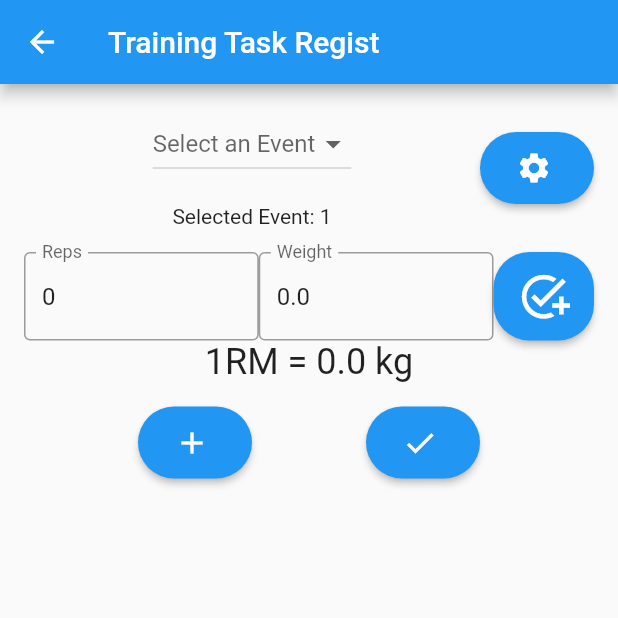
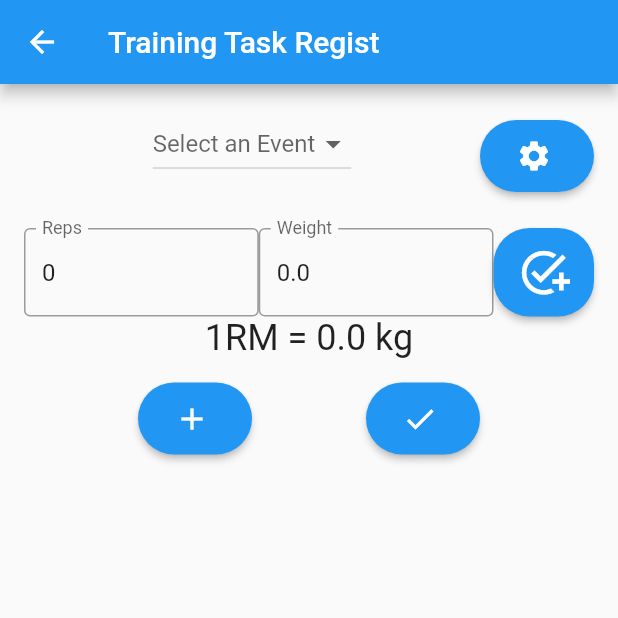
Before and after one commit to NaitoFumi/atlas, a Flutter app: the screen it shows after launch, after a tap on the "add task" icon, on a phone screen of 412 x 824 dp, the top half of it. Run offline on Flutter 3.47's test engine with Material 2 defaults, Android fonts, the phone set to English and light mode, and no system bars; our stand-ins replace flutter_riverpod, hooks_riverpod, logger, sqflite, table_calendar; missing offline and left inert: dart:ffi; accounts and stored records are empty.

Commit message:
fix update trainingTask
Because the event update process was not included

```diff
--- a/lib/main.dart
+++ b/lib/main.dart
@@ -90,6 +90,7 @@ class _CalendarScreenState extends State<CalendarScreen> {
       ),
     );
     isFirstLogin = false;
+    loadEvent(dbHelper,_focusedDay);
   }
 
   @override
--- a/lib/trainingRegistWidget.dart
+++ b/lib/trainingRegistWidget.dart
@@ -99,7 +99,6 @@ class _TrainingRegistWidgetState extends ConsumerState<TrainingRegistWidget> {
       paramTaskId = widget.task!.id;
       _getTrainingSetList(paramTaskId);
       selectedEvent = widget.task!.eventId;
-      logger.d(_items);
     }
     else {
       WidgetsBinding.instance.addPostFrameCallback((_) {
@@ -142,7 +141,6 @@ class _TrainingRegistWidgetState extends ConsumerState<TrainingRegistWidget> {
               scrollDirection: Axis.vertical,
               shrinkWrap: true,
               itemBuilder: (BuildContext context, int index){
-                logger.d(_items);
                 return _items[index].widget;
               },
               itemCount: _items.length,
--- a/lib/traningTaskScreen.dart
+++ b/lib/traningTaskScreen.dart
@@ -121,6 +121,7 @@ class _TrainingTaskScreenState extends State<TrainingTaskScreen> {
   }
 
   List<TrainingTaskItem> tasks = [];
+
   void _loadTasks() async {
     Map _taskList = {};
     _taskList = await loadTrainigTasks(dbHelper, widget.paramDate, widget.paramDate);
@@ -172,46 +173,37 @@ class _TrainingTaskScreenState extends State<TrainingTaskScreen> {
         padding: const EdgeInsets.all(16.0),
         child: Column(
           children: <Widget>[
-            // Expanded(
-              // child: Row(
             Row(
               mainAxisAlignment: MainAxisAlignment.center,
               children: <Widget>[
                 Expanded(
                   child: TextFormField(
-                      controller: _bodyWeightTextController,
-                      keyboardType: TextInputType.number,
-                      inputFormatters: <TextInputFormatter>[
-                        FilteringTextInputFormatter.digitsOnly // Only numbers can be entered
-                      ],
-                      decoration: const InputDecoration(
-                        hintText: 'Enter a number',
-                        border: OutlineInputBorder(),
-                        labelText: "Body Weight",
-                        suffix: Text('kg'),
+                    controller:      _bodyWeightTextController,
+                    keyboardType:    TextInputType.number,
+                    inputFormatters: <TextInputFormatter>[FilteringTextInputFormatter.digitsOnly],
+                    decoration:      const InputDecoration(
+                      hintText:      'Enter a number',
+                      border:        OutlineInputBorder(),
+                      labelText:     "Body Weight",
+                      suffix:        Text('kg'),
                     ),
                   ),
                 ),
                 Expanded(
                   child: TextFormField(
-                      controller: _bfpTextController,
-                      keyboardType: TextInputType.number,
-                      inputFormatters: <TextInputFormatter>[
-                        FilteringTextInputFormatter.digitsOnly // Only numbers can be entered
-                      ],
-                      decoration: const InputDecoration(
-                        hintText: 'Enter a number',
-                        border: OutlineInputBorder(),
-                        labelText: "Body Fat Percentage",
-                        suffix: Text('%'),
+                    controller:      _bfpTextController,
+                    keyboardType:    TextInputType.number,
+                    inputFormatters: <TextInputFormatter>[FilteringTextInputFormatter.digitsOnly],
+                    decoration:      const InputDecoration(
+                      hintText:      'Enter a number',
+                      border:        OutlineInputBorder(),
+                      labelText:     "Body Fat Percentage",
+                      suffix:        Text('%'),
                     ),
                   ),
                 ),
               ],
             ),
-            // ),
-            // Expanded(
-              // child: Row(
             Row(
               children: [
                 Expanded(
@@ -220,9 +212,10 @@ class _TrainingTaskScreenState extends State<TrainingTaskScreen> {
                     shrinkWrap: true,
                     itemBuilder: (BuildContext context, int index){
                       return TrainingTaskList(
-                          trainingTaskItem:tasks[index],
-                          bodyWeight: _newData.bodyWeight,
-                          paramDate: widget.paramDate,
+                        trainingTaskItem: tasks[index],
+                        bodyWeight:       _newData.bodyWeight,
+                        paramDate:        widget.paramDate,
+                        callBackFunc:     _loadTasks,
                       );
                     },
                     itemCount: tasks.length,
@@ -230,7 +223,6 @@ class _TrainingTaskScreenState extends State<TrainingTaskScreen> {
                 ),
               ],
             ),
-            // ),
           ],
         ),
       ),
--- a/lib/utilWidget.dart
+++ b/lib/utilWidget.dart
@@ -17,6 +17,7 @@ class TrainingTaskList extends StatefulWidget {
   final TrainingTaskItem trainingTaskItem;
   final double bodyWeight;
   final DateTime paramDate;
+  final Function() callBackFunc;
 
   TrainingTaskList(
     {
@@ -24,6 +25,7 @@ class TrainingTaskList extends StatefulWidget {
       required this.trainingTaskItem,
       required this.bodyWeight,
       required this.paramDate,
+      required this.callBackFunc,
     }
   );
 
@@ -38,8 +40,8 @@ class _TrainingTaskList extends State<TrainingTaskList> {
     ListTile(
       leading: Icon(Icons.add_a_photo),
       title: Text("${widget.trainingTaskItem.eventName}"),
-      onTap: (){
-        Navigator.push(
+      onTap: () async {
+        await Navigator.push(
           context,
           MaterialPageRoute(
             builder: (context) => TrainingRegistWidget(
@@ -50,6 +52,7 @@ class _TrainingTaskList extends State<TrainingTaskList> {
             )
           ),
         );
+        widget.callBackFunc();
       },
     )
     ;
@@ -183,8 +186,6 @@ class TrainingSetFormTextWidgetState extends ConsumerState<TrainingSetFormTextWi
 
   @override
   Widget build(BuildContext context) {
-    // logger.d(widget.weight);
-    // logger.d(widget.reps);
     return
     Column(
       children: <Widget>[
@@ -209,7 +210,7 @@ class TrainingSetFormTextWidgetState extends ConsumerState<TrainingSetFormTextWi
             )
           ]
         ),
-        Column( //rm
+        Column(
           children: [
             Text(
               '1RM = ${rm.toStringAsFixed(1)} kg',
@@ -442,15 +443,13 @@ class EventsMenu extends ConsumerStatefulWidget {
 
   final TrainingDatabase dbHelper;
   final StateNotifierProvider<EventSelectStateController, EventSelectState> provider;
-  // final List<Event> events;
-  int selectedEvent = 1;
+  final int selectedEvent;
 
   EventsMenu(
     {
       Key? key,
       required this.dbHelper,
       required this.provider,
-      // required this.events,
       required this.selectedEvent,
     }
   );
@@ -484,7 +483,6 @@ class EventsMenuState extends ConsumerState<EventsMenu> {
       events = _events;
       Event _event = Event(id: 0, name: "Custom Event");
       events.insert(0, _event);
-      // logger.d(events);
     });
   }
 
@@ -528,6 +526,7 @@ class EventsMenuState extends ConsumerState<EventsMenu> {
                             _registEvent(widget.dbHelper,_textEditingController.text);
                             _getEventList(widget.dbHelper);
                             _selectedEventId = insertedEventId;
+                            ref.read(widget.provider.notifier).modify(_selectedEventId);
                           });
                           _textEditingController.clear();
                         },
@@ -545,6 +544,7 @@ class EventsMenuState extends ConsumerState<EventsMenu> {
               } else {
                 setState(() {
                   _selectedEventId = value ?? 0;
+                  ref.read(widget.provider.notifier).modify(_selectedEventId);
                 });
               }
             },
@@ -561,7 +561,6 @@ class EventsMenuState extends ConsumerState<EventsMenu> {
             }).toList(),
           ),
           SizedBox(height: 16),
-          Text('Selected Event: $_selectedEventId'),
         ],
       )
     ;
```
Also changed, not shown: lib/core/util.dart (+14 -1 lines), 1 other file. Lines whose indentation alone changed are shown as unchanged.
